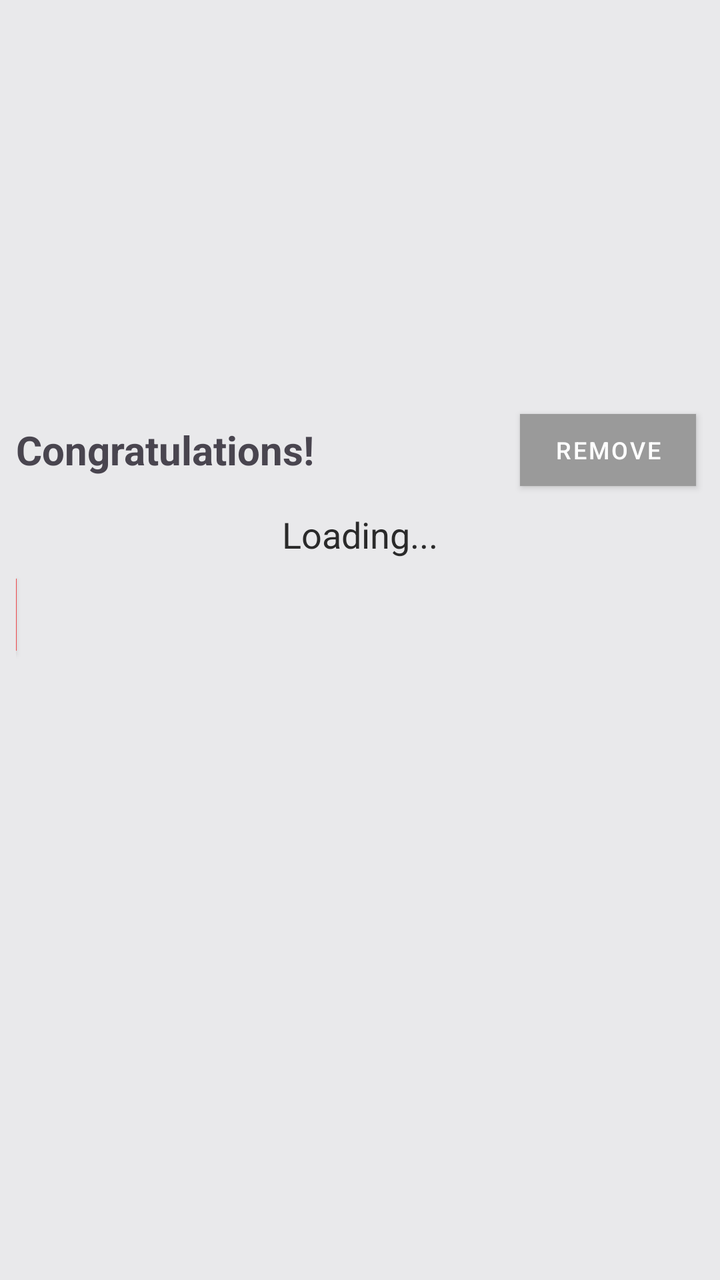
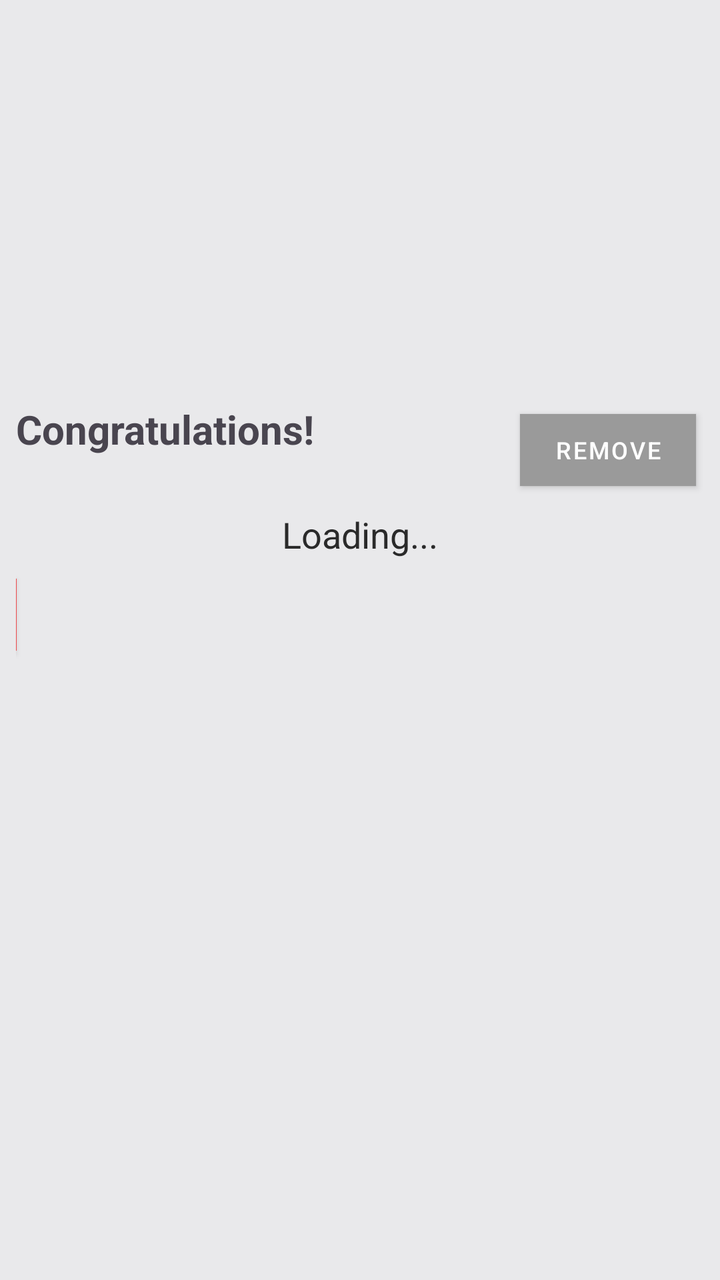

Before-and-after screenshots of an Android layout around one commit, followed by the original layout XML and the change that was made.
<!-- AndroidManifest.xml: application theme Theme.QuokkaPuffEvents -->
<!-- res/layout/notification_content_invite.xml -->
<?xml version="1.0" encoding="utf-8"?>
<LinearLayout xmlns:android="http://schemas.android.com/apk/res/android"
    android:layout_width="match_parent"
    android:layout_height="wrap_content"
    android:orientation="vertical"
    android:gravity="center"
    android:padding="8dp"
    android:background="@color/white">

    <LinearLayout
        android:layout_width="match_parent"
        android:layout_height="wrap_content"
        android:orientation="horizontal">
        <TextView
            android:id="@+id/notificationTitle"
            android:layout_width="wrap_content"
            android:layout_height="wrap_content"
            android:textAlignment="textStart"
            android:text="Congratulations!"
            android:layout_gravity="center"
            android:textStyle="bold"
            android:layout_weight="4"
            android:textSize="20sp" />

        <Button
            android:id="@+id/removeBtn"
            android:layout_width="wrap_content"
            android:layout_height="48dp"
            android:text="Remove"
            android:textSize="12sp"
            android:layout_weight="0"
            android:backgroundTint="@color/greybtn"
            style="@style/SquareButton"
            android:layout_marginHorizontal="4dp" />

    </LinearLayout>

    <TextView
        android:id="@+id/eventText"
        android:layout_width="wrap_content"
        android:layout_height="wrap_content"
        android:text="Loading..."
        android:layout_marginTop="6dp"
        android:textColor="@color/black"
        android:textSize="18sp" />

    <LinearLayout
        android:layout_width="match_parent"
        android:layout_height="wrap_content"
        android:orientation="horizontal"
        android:gravity="center"
        android:layout_marginTop="4dp">

        <LinearLayout
            android:layout_width="wrap_content"
            android:layout_height="wrap_content"
            android:orientation="horizontal"
            android:layout_weight="1">

            <Button
                android:id="@+id/rejectBtn"
                android:layout_width="wrap_content"
                android:layout_height="48dp"
                android:layout_weight="1"
                android:text="Decline"
                android:textSize="16sp"
                android:textColor="@android:color/white"
                android:backgroundTint="@color/redbtn"
                android:padding="8dp"
                style="@style/SquareButton"/>
            <View
                android:layout_width="0dp"
                android:layout_height="0dp"
                android:layout_weight="1"/>

            <Button
                android:id="@+id/acceptBtn"
                android:layout_width="wrap_content"
                android:layout_height="48dp"
                android:layout_weight="1"
                android:text="Accept"
                android:textSize="16sp"
                style="@style/SquareButton"
                android:textColor="@android:color/white"
                android:backgroundTint="@color/bluebtn"
                android:padding="8dp"/>
            <View
                android:layout_width="0dp"
                android:layout_height="0dp"
                android:layout_weight="1"/>
            <Button
                android:id="@+id/detailsBtn"
                android:layout_width="wrap_content"
                android:layout_height="wrap_content"
                android:text="Details"
                android:textSize="16sp"
                style="@style/SquareButton"
                android:layout_weight="3"
                android:backgroundTint="@color/greybtn"/>
        </LinearLayout>




    </LinearLayout>
</LinearLayout>
<!-- resources referenced by this layout -->
<resources>
  <color name="black">#2A2A2A</color>
  <color name="bluebtn">#3D619B</color>
  <color name="greybtn">#9A9A9A</color>
  <color name="redbtn">#EF4B4C</color>
  <color name="white">#E9E9EB</color>
  <style name="SquareButton" parent="Widget.MaterialComponents.Button">
          <item name="cornerRadius">0dp</item>
      </style>
  <style name="Theme.QuokkaPuffEvents" parent="Base.Theme.QuokkaPuffEvents" />
  <style name="Base.Theme.QuokkaPuffEvents" parent="Theme.Material3.DayNight.NoActionBar">
          
          
      </style>
</resources>

<!-- the commit's change to res/layout/notification_content_invite.xml (unified diff, before → after) -->
@@ -17,7 +17,7 @@
             android:layout_height="wrap_content"
             android:textAlignment="textStart"
             android:text="Congratulations!"
-            android:layout_gravity="center"
+            android:layout_gravity="start"
             android:textStyle="bold"
             android:layout_weight="4"
             android:textSize="20sp" />
